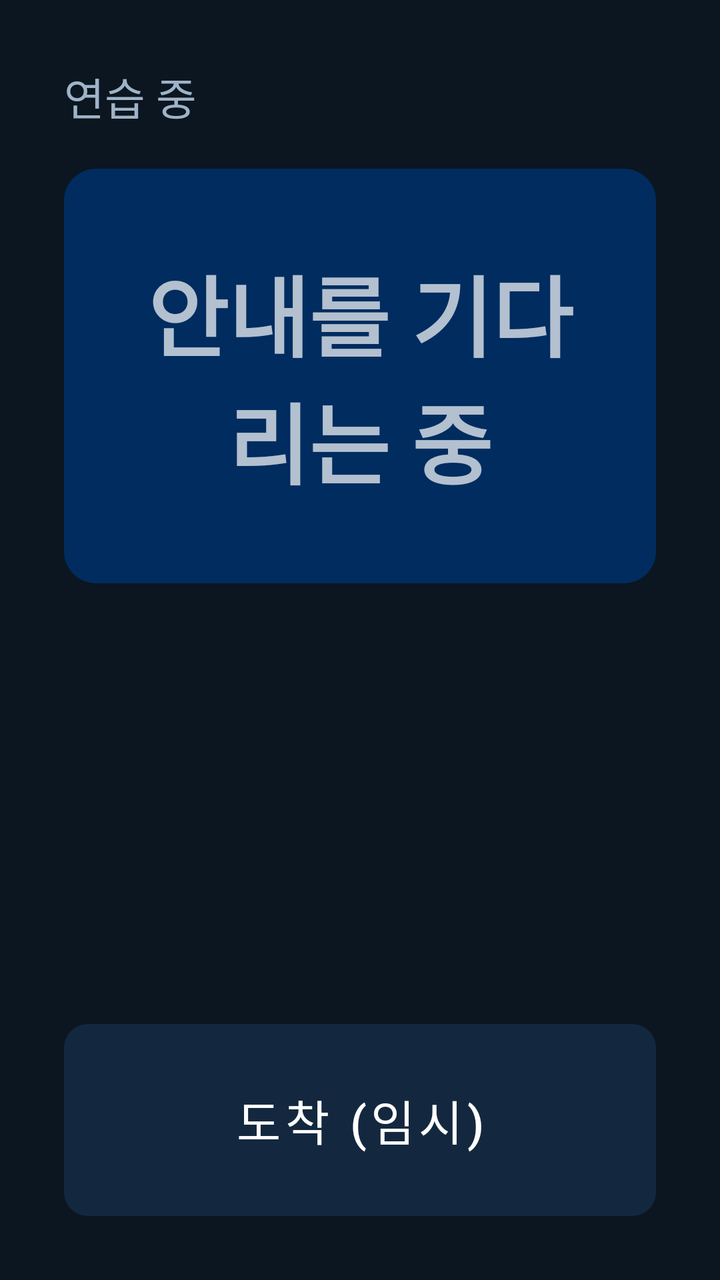
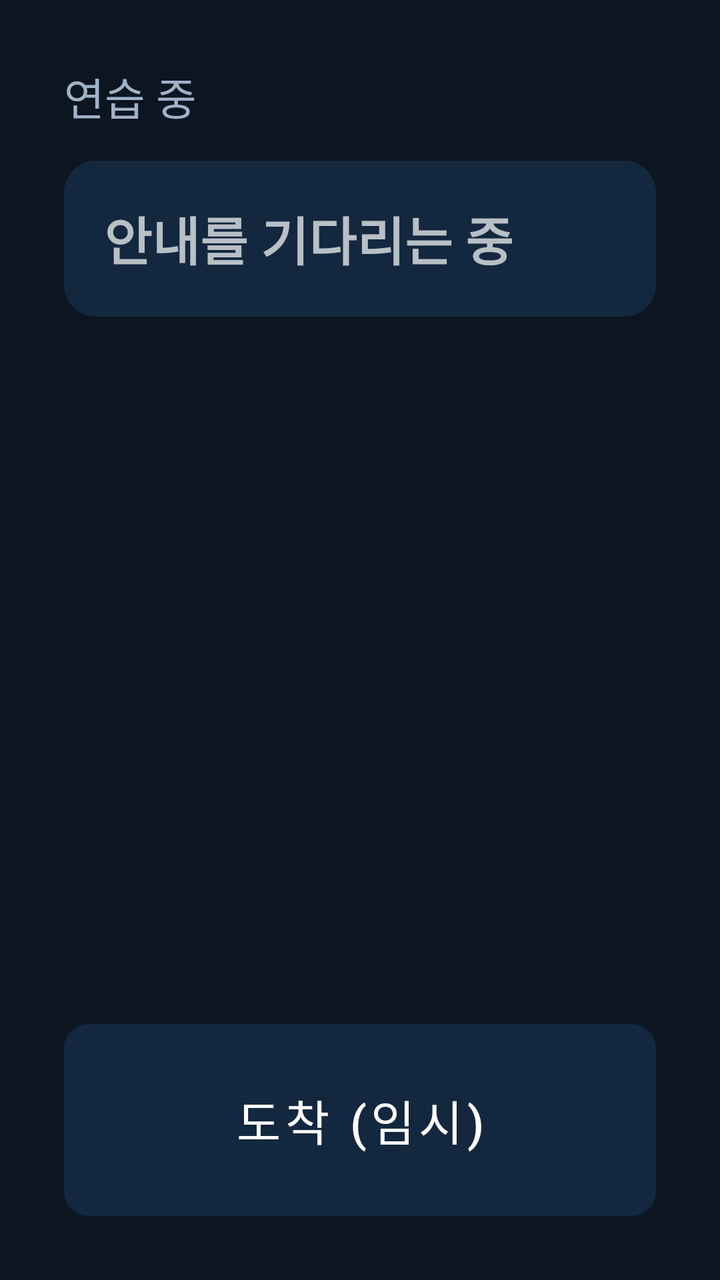

Screens rendered from an Android XML layout before and after an edit, with the pre-edit source and the edit as a unified diff.
<!-- AndroidManifest.xml: application theme Theme.Jeonunbochocar -->
<!-- res/layout/screen_drive.xml -->
<?xml version="1.0" encoding="utf-8"?>
<LinearLayout xmlns:android="http://schemas.android.com/apk/res/android"
    android:layout_width="match_parent"
    android:layout_height="match_parent"
    android:orientation="vertical"
    android:padding="32dp">

    <TextView
        android:id="@+id/driveCourse"
        android:layout_width="wrap_content"
        android:layout_height="wrap_content"
        android:text="연습 중"
        android:textColor="@color/jb_text_secondary"
        android:textSize="22sp" />

    <LinearLayout
        android:layout_width="match_parent"
        android:layout_height="wrap_content"
        android:layout_marginTop="20dp"
        android:background="@drawable/bg_level_card"
        android:gravity="center_horizontal"
        android:orientation="vertical"
        android:paddingHorizontal="24dp"
        android:paddingVertical="40dp">

        <TextView
            android:id="@+id/nextDistance"
            android:layout_width="wrap_content"
            android:layout_height="wrap_content"
            android:textSize="96sp"
            android:textStyle="bold"
            android:visibility="gone" />

        <TextView
            android:id="@+id/nextPoint"
            android:layout_width="wrap_content"
            android:layout_height="wrap_content"
            android:gravity="center"
            android:text="안내를 기다리는 중"
            android:textSize="44sp"
            android:textStyle="bold" />
    </LinearLayout>

    <Space
        android:layout_width="match_parent"
        android:layout_height="0dp"
        android:layout_weight="1" />

    <Button
        android:id="@+id/btnArrive"
        android:layout_width="match_parent"
        android:layout_height="96dp"
        android:text="도착 (임시)" />
</LinearLayout>
<!-- resources referenced by this layout -->
<resources>
  <color name="jb_text_secondary">#9FB3C8</color>
  <!-- drawable bg_level_card (drawable) -->
  <?xml version="1.0" encoding="utf-8"?>
  <shape xmlns:android="http://schemas.android.com/apk/res/android">
      <solid android:color="@color/jb_navy" />
      <corners android:radius="16dp" />
  </shape>
  <style name="Theme.Jeonunbochocar" parent="Theme.MaterialComponents.NoActionBar">
          <item name="colorPrimary">@color/jb_accent</item>
          <item name="colorPrimaryVariant">@color/jb_navy</item>
          <item name="colorOnPrimary">@color/jb_background</item>
          <item name="colorSecondary">@color/jb_accent</item>
          <item name="colorOnSecondary">@color/jb_background</item>
          <item name="android:windowBackground">@color/jb_background</item>
          <item name="android:statusBarColor">@color/jb_background</item>
          <item name="materialButtonStyle">@style/Jb.Button</item>
      </style>
  <color name="jb_navy">#002C5F</color>
  <color name="jb_accent">#00AAD2</color>
  <color name="jb_background">#0B1620</color>
  <style name="Jb.Button" parent="Widget.MaterialComponents.Button.UnelevatedButton">
          <item name="backgroundTint">@color/jb_card</item>
          <item name="android:textColor">@color/white</item>
          <item name="android:textSize">24sp</item>
          <item name="cornerRadius">12dp</item>
          <item name="android:insetTop">0dp</item>
          <item name="android:insetBottom">0dp</item>
      </style>
  <color name="jb_card">#13283F</color>
  <color name="white">#FFFFFFFF</color>
</resources>

<!-- the commit's change to res/layout/screen_drive.xml (unified diff, before → after) -->
@@ -13,31 +13,103 @@
         android:textColor="@color/jb_text_secondary"
         android:textSize="22sp" />
 
-    <LinearLayout
+    
+    <TextView
+        android:id="@+id/practiceFar"
         android:layout_width="match_parent"
         android:layout_height="wrap_content"
-        android:layout_marginTop="20dp"
+        android:layout_marginTop="16dp"
+        android:background="@drawable/bg_card"
+        android:padding="20dp"
+        android:text="안내를 기다리는 중"
+        android:textSize="26sp"
+        android:textStyle="bold" />
+
+    
+    <LinearLayout
+        android:id="@+id/practiceCard"
+        android:layout_width="match_parent"
+        android:layout_height="wrap_content"
+        android:layout_marginTop="16dp"
         android:background="@drawable/bg_level_card"
-        android:gravity="center_horizontal"
         android:orientation="vertical"
-        android:paddingHorizontal="24dp"
-        android:paddingVertical="40dp">
+        android:padding="24dp"
+        android:visibility="gone">
+
+        <LinearLayout
+            android:layout_width="match_parent"
+            android:layout_height="wrap_content"
+            android:gravity="bottom"
+            android:orientation="horizontal">
+
+            <TextView
+                android:id="@+id/nextPoint"
+                android:layout_width="0dp"
+                android:layout_height="wrap_content"
+                android:layout_weight="1"
+                android:textSize="40sp"
+                android:textStyle="bold" />
+
+            <TextView
+                android:id="@+id/nextDistance"
+                android:layout_width="wrap_content"
+                android:layout_height="wrap_content"
+                android:layout_marginStart="16dp"
+                android:textColor="@color/jb_accent_soft"
+                android:textSize="40sp"
+                android:textStyle="bold" />
+        </LinearLayout>
 
         <TextView
-            android:id="@+id/nextDistance"
+            android:id="@+id/coachingText"
             android:layout_width="wrap_content"
             android:layout_height="wrap_content"
-            android:textSize="96sp"
-            android:textStyle="bold"
-            android:visibility="gone" />
+            android:layout_marginTop="12dp"
+            android:lineSpacingExtra="8dp"
+            android:textSize="28sp"
+            android:textStyle="bold" />
+    </LinearLayout>
+
+    <LinearLayout
+        android:id="@+id/lanePrepCard"
+        android:layout_width="match_parent"
+        android:layout_height="wrap_content"
+        android:layout_marginTop="16dp"
+        android:background="@drawable/bg_card"
+        android:orientation="vertical"
+        android:padding="24dp"
+        android:visibility="gone">
 
         <TextView
-            android:id="@+id/nextPoint"
             android:layout_width="wrap_content"
             android:layout_height="wrap_content"
-            android:gravity="center"
-            android:text="안내를 기다리는 중"
-            android:textSize="44sp"
+            android:text="차선 준비"
+            android:textColor="@color/jb_text_secondary"
+            android:textSize="22sp" />
+
+        <TextView
+            android:id="@+id/lanePrepTurn"
+            android:layout_width="wrap_content"
+            android:layout_height="wrap_content"
+            android:layout_marginTop="4dp"
+            android:textSize="36sp"
+            android:textStyle="bold" />
+
+        <TextView
+            android:id="@+id/lanePrepAdvice"
+            android:layout_width="wrap_content"
+            android:layout_height="wrap_content"
+            android:layout_marginTop="4dp"
+            android:textColor="@color/jb_accent_soft"
+            android:textSize="26sp"
+            android:textStyle="bold" />
+
+        <TextView
+            android:id="@+id/lanePrepSignal"
+            android:layout_width="wrap_content"
+            android:layout_height="wrap_content"
+            android:layout_marginTop="4dp"
+            android:textSize="26sp"
             android:textStyle="bold" />
     </LinearLayout>
 
<!-- resource entries referenced after the edit -->
@@ -1,6 +1,13 @@
 <!-- resources referenced by this layout -->
 <resources>
+  <color name="jb_accent_soft">#6FD8F2</color>
   <color name="jb_text_secondary">#9FB3C8</color>
+  <!-- drawable bg_card (drawable) -->
+  <?xml version="1.0" encoding="utf-8"?>
+  <shape xmlns:android="http://schemas.android.com/apk/res/android">
+      <solid android:color="@color/jb_card" />
+      <corners android:radius="16dp" />
+  </shape>
   <!-- drawable bg_level_card (drawable) -->
   <?xml version="1.0" encoding="utf-8"?>
   <shape xmlns:android="http://schemas.android.com/apk/res/android">
